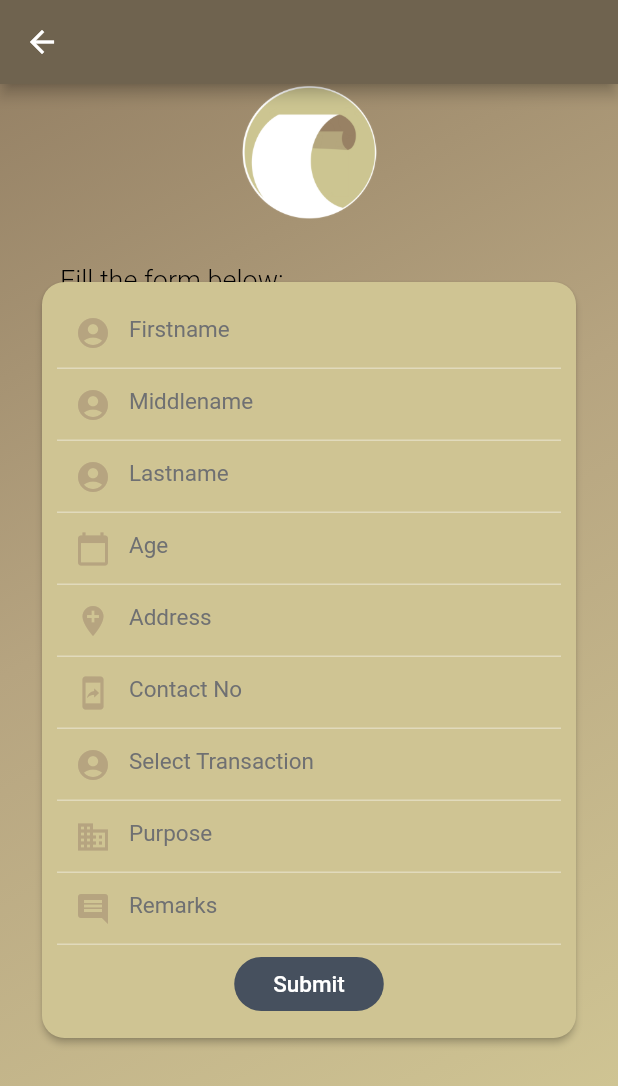
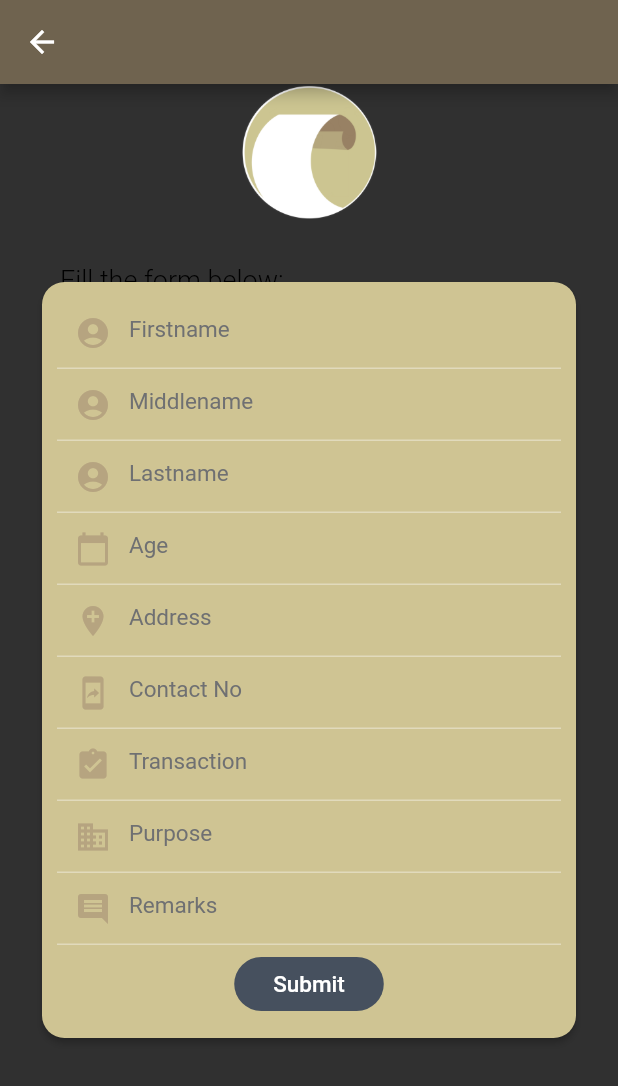
Before and after one commit to aprillegaspi/eREQUEST, a Flutter app: the ThirdRoute screen opened directly, on a phone screen of 412 x 824 dp. Shown: the top 1086 px of the screen. Run offline on Flutter 3.47's test engine with Material 2 defaults, Android fonts, the phone set to English and light mode, and no system bars; Roboto replaces fonts that are missing (Schyler).

Commit message:
feat: update 03-24-21

```diff
--- a/lib/HoG.dart
+++ b/lib/HoG.dart
@@ -21,8 +21,8 @@ class HoP extends StatelessWidget {
                   stops: [0.0, 0.4, 0.9],
                   colors: [
                     Color(0xFF968266),
-                    Color(0xFFb6a480),
-                    Color(0xFFcfc493),
+                    //Color(0xFFb6a480),
+                    //Color(0xFFcfc493),
                   ],
                 ),
               ),
--- a/lib/ThirdRoute.dart
+++ b/lib/ThirdRoute.dart
@@ -37,8 +37,8 @@ class _ThirdRouteState extends State<ThirdRoute> {
                   stops: [0.0, 0.4, 0.9],
                   colors: [
                     Color(0xFF968266),
-                    Color(0xFFb6a480),
-                    Color(0xFFcfc493),
+                    //Color(0xFFb6a480),
+                    //Color(0xFFcfc493),
                   ],
                 ),
               ),
@@ -194,10 +194,10 @@ class _ThirdRouteState extends State<ThirdRoute> {
                               keyboardType: TextInputType.text,
                               decoration: InputDecoration(
                                 prefixIcon: Icon(
-                                  Icons.account_circle,
+                                  Icons.assignment_turned_in,
                                   color: Color(0xFFb6a480),
                                 ),
-                                hintText: "Select Transaction",
+                                hintText: "Transaction",
                                 hintStyle: TextStyle(
                                     color: Color(0xFF6f7072),
                                     fontSize: 15,
```
